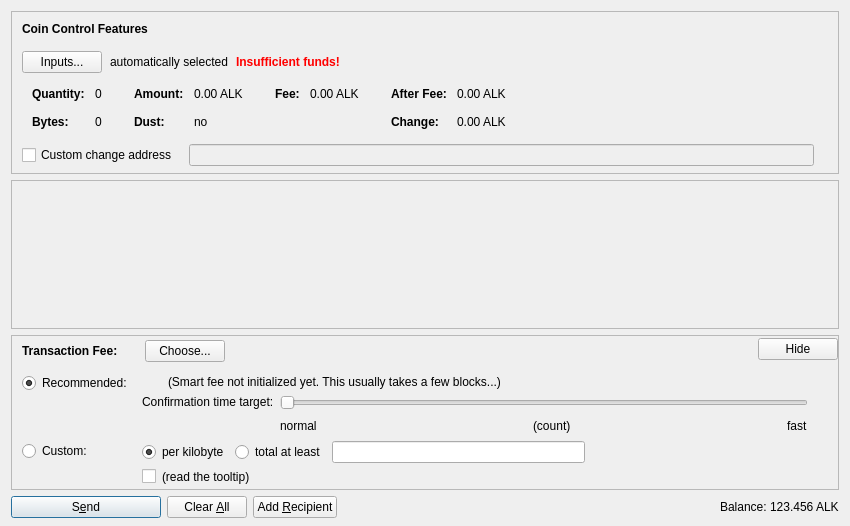
The window that src/qt/forms/sendcoinsdialog.ui (alkion-project/alkion) describes before a commit, drawn with Qt 5.
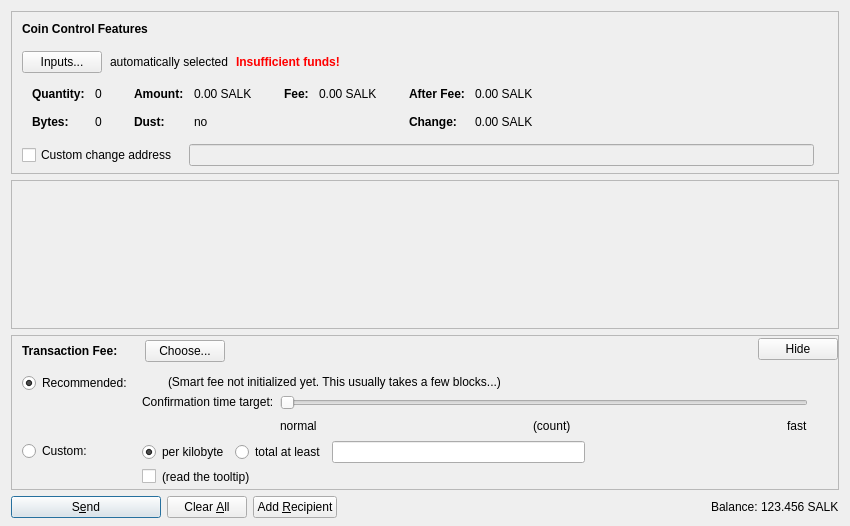
The same window after the commit. Icons and pictures are not drawn. Custom widgets are drawn as their Qt base class.

The edit to the form file:
```diff
--- a/src/qt/forms/sendcoinsdialog.ui
+++ b/src/qt/forms/sendcoinsdialog.ui
@@ -324,7 +324,7 @@
                   <enum>Qt::ActionsContextMenu</enum>
                  </property>
                  <property name="text">
-                  <string notr="true">0.00 ALK</string>
+                  <string notr="true">0.00 SALK</string>
                  </property>
                  <property name="textInteractionFlags">
                   <set>Qt::LinksAccessibleByMouse|Qt::TextSelectableByKeyboard|Qt::TextSelectableByMouse</set>
@@ -404,7 +404,7 @@
                   <enum>Qt::ActionsContextMenu</enum>
                  </property>
                  <property name="text">
-                  <string notr="true">0.00 ALK</string>
+                  <string notr="true">0.00 SALK</string>
                  </property>
                  <property name="textInteractionFlags">
                   <set>Qt::LinksAccessibleByMouse|Qt::TextSelectableByKeyboard|Qt::TextSelectableByMouse</set>
@@ -455,7 +455,7 @@
                   <enum>Qt::ActionsContextMenu</enum>
                  </property>
                  <property name="text">
-                  <string notr="true">0.00 ALK</string>
+                  <string notr="true">0.00 SALK</string>
                  </property>
                  <property name="textInteractionFlags">
                   <set>Qt::LinksAccessibleByMouse|Qt::TextSelectableByKeyboard|Qt::TextSelectableByMouse</set>
@@ -484,7 +484,7 @@
                   <enum>Qt::ActionsContextMenu</enum>
                  </property>
                  <property name="text">
-                  <string notr="true">0.00 ALK</string>
+                  <string notr="true">0.00 SALK</string>
                  </property>
                  <property name="textInteractionFlags">
                   <set>Qt::LinksAccessibleByMouse|Qt::TextSelectableByKeyboard|Qt::TextSelectableByMouse</set>
@@ -1290,7 +1290,7 @@
           <cursorShape>IBeamCursor</cursorShape>
          </property>
          <property name="text">
-          <string notr="true">123.456 ALK</string>
+          <string notr="true">123.456 SALK</string>
          </property>
          <property name="textInteractionFlags">
           <set>Qt::LinksAccessibleByMouse|Qt::TextSelectableByKeyboard|Qt::TextSelectableByMouse</set>
```
